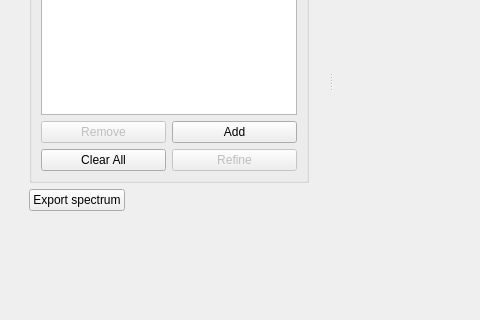
This is mantidimaging/gui/ui/spectrum_viewer.ui in mantidproject/mantidimaging as Qt 5 draws it before an edit; both pictures show x 0 to 480 and y 289 to 609 of the 921 by 739 pixel window. The edited form follows.
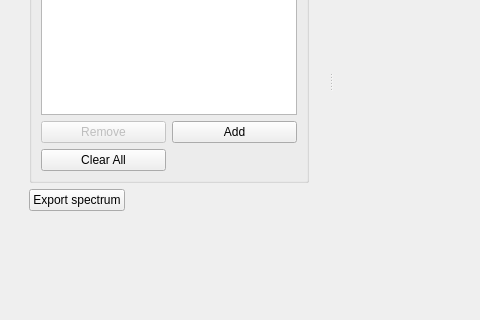
This is the edited form. Custom widgets are drawn as their Qt base class.

What changed in the file:
```diff
--- a/mantidimaging/gui/ui/spectrum_viewer.ui
+++ b/mantidimaging/gui/ui/spectrum_viewer.ui
@@ -216,16 +216,6 @@
                                                             </property>
                                                         </widget>
                                                     </item>
-                                                    <item row="1" column="1">
-                                                        <widget class="QPushButton" name="refineroiBtn">
-                                                            <property name="enabled">
-                                                                <bool>false</bool>
-                                                            </property>
-                                                            <property name="text">
-                                                                <string>Refine</string>
-                                                            </property>
-                                                        </widget>
-                                                    </item>
                                                 </layout>
                                             </item>
                                         </layout>
```
